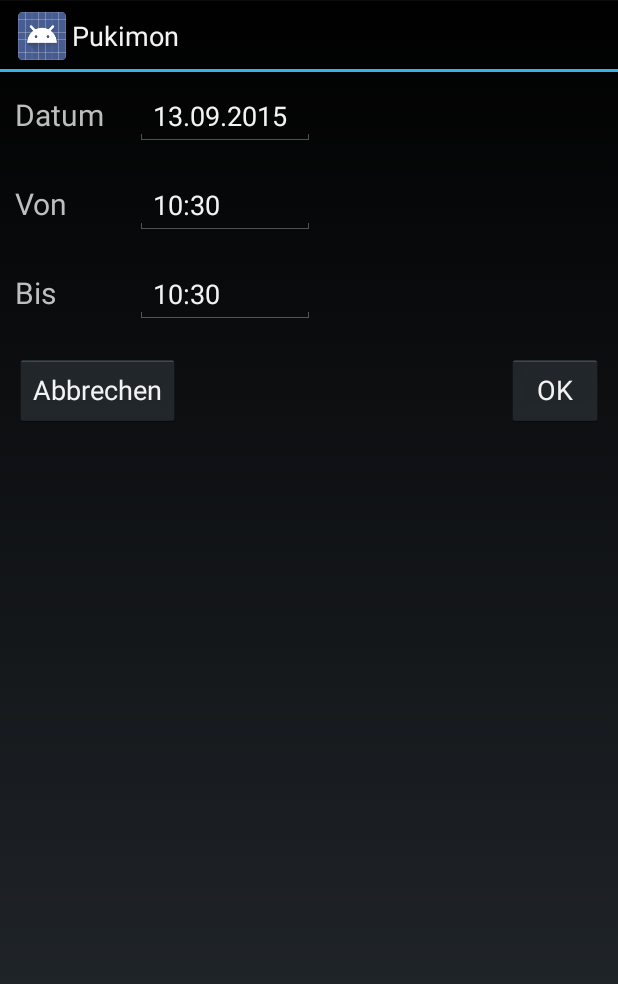
After one commit to mxwlone/pukimon, an Android app: the fragment SleepEntryFragment shown on its own in the app's theme, on a phone screen of 412 x 824 dp. The commit adds this screen. Shown: the top 984 px of the screen. Run offline under Robolectric (Android 15) with nearby library versions, the phone set to English and light mode, and no system bars.

Commit message:
Entry type selection implemented with Tab Activity, query and cursor array list still needs to be populated.

```diff
--- a/app/build.gradle
+++ b/app/build.gradle
@@ -21,4 +21,5 @@ android {
 
 dependencies {
     compile fileTree(dir: 'libs', include: ['*.jar'])
+    compile 'com.android.support:support-v13:23.0.0'
 }
--- /dev/null
+++ b/app/src/main/java/com/mxwlone/pukimon/SleepEntryFragment.java
@@ -0,0 +1,94 @@
+package com.mxwlone.pukimon;
+
+import android.app.DialogFragment;
+import android.app.Fragment;
+import android.os.Bundle;
+import android.view.LayoutInflater;
+import android.view.MotionEvent;
+import android.view.View;
+import android.view.ViewGroup;
+import android.widget.EditText;
+
+import java.text.SimpleDateFormat;
+import java.util.Calendar;
+
+public class SleepEntryFragment extends Fragment {
+
+    private static final String ARG_SECTION_NUMBER = "section_number";
+
+    public static SleepEntryFragment newInstance(int sectionNumber) {
+        SleepEntryFragment fragment = new SleepEntryFragment();
+        Bundle args = new Bundle();
+        args.putInt(ARG_SECTION_NUMBER, sectionNumber);
+        fragment.setArguments(args);
+        return fragment;
+    }
+
+    public SleepEntryFragment() {
+    }
+
+    @Override
+    public View onCreateView(LayoutInflater inflater, ViewGroup container,
+                             Bundle savedInstanceState) {
+
+        View view = inflater.inflate(R.layout.fragment_sleep_entry, container, false);
+
+        // set current time in editTextFromTime and editTextToTime
+        Calendar calendar = Calendar.getInstance();
+        SimpleDateFormat timeFormat = new SimpleDateFormat(getResources().getString(R.string.time_format));
+        EditText editTextFromTime = (EditText) view.findViewById(R.id.editTextFromTime);
+        EditText editTextToTime = (EditText) view.findViewById(R.id.editTextToTime);
+        editTextFromTime.setText(timeFormat.format(calendar.getTime()));
+        editTextToTime.setText(timeFormat.format(calendar.getTime()));
+
+        // set current date in editTextDate
+        SimpleDateFormat dateFormat = new SimpleDateFormat(getResources().getString(R.string.date_format));
+        EditText editTextDate = (EditText) view.findViewById(R.id.sleepEntryEditTextDate);
+        editTextDate.setText(dateFormat.format(calendar.getTime()));
+
+        editTextFromTime.setOnTouchListener(new View.OnTouchListener() {
+            @Override
+            public boolean onTouch(View v, MotionEvent event) {
+                if (event.getAction() == MotionEvent.ACTION_UP) {
+                    DialogFragment dialogFragment = new TimePickerFragment();
+                    Bundle bundle = new Bundle();
+                    bundle.putInt("view", R.id.editTextFromTime);
+                    dialogFragment.setArguments(bundle);
+                    dialogFragment.show(getFragmentManager(), "timePicker");
+                }
+                return false;
+            }
+        });
+
+        editTextToTime.setOnTouchListener(new View.OnTouchListener() {
+            @Override
+            public boolean onTouch(View v, MotionEvent event) {
+                if (event.getAction() == MotionEvent.ACTION_UP) {
+                    DialogFragment dialogFragment = new TimePickerFragment();
+                    Bundle bundle = new Bundle();
+                    bundle.putInt("view", R.id.editTextToTime);
+                    dialogFragment.setArguments(bundle);
+                    dialogFragment.show(getFragmentManager(), "timePicker");
+                }
+                return false;
+            }
+        });
+
+        editTextDate.setOnTouchListener(new View.OnTouchListener() {
+            @Override
+            public boolean onTouch(View v, MotionEvent event) {
+                if (event.getAction() == MotionEvent.ACTION_UP) {
+                    DialogFragment dialogFragment = new DatePickerFragment();
+                    Bundle bundle = new Bundle();
+                    bundle.putInt("view", R.id.sleepEntryEditTextDate);
+                    dialogFragment.setArguments(bundle);
+                    dialogFragment.show(getFragmentManager(), "datePicker");
+                }
+                return false;
+            }
+        });
+
+        return view;
+    }
+
+}
--- a/app/src/main/res/layout/activity_new_entry.xml
+++ b/app/src/main/res/layout/activity_new_entry.xml
@@ -1,5 +1,5 @@
 <fragment xmlns:android="http://schemas.android.com/apk/res/android"
     xmlns:tools="http://schemas.android.com/tools" android:id="@+id/fragment"
-    android:name="com.mxwlone.pukimon.NewEntryFragment"
-    tools:layout="@layout/fragment_new_entry" android:layout_width="match_parent"
+    android:name="com.mxwlone.pukimon.DrinkEntryFragment"
+    tools:layout="@layout/fragment_drink_entry" android:layout_width="match_parent"
     android:layout_height="match_parent" />
--- /dev/null
+++ b/app/src/main/res/layout/activity_new_entry_tabbed.xml
@@ -0,0 +1,4 @@
+<android.support.v4.view.ViewPager xmlns:android="http://schemas.android.com/apk/res/android"
+    xmlns:tools="http://schemas.android.com/tools" android:id="@+id/pager"
+    android:layout_width="match_parent" android:layout_height="match_parent"
+    tools:context="com.mxwlone.pukimon.NewEntryTabbedActivity" />
--- /dev/null
+++ b/app/src/main/res/layout/fragment_sleep_entry.xml
@@ -0,0 +1,104 @@
+<LinearLayout xmlns:android="http://schemas.android.com/apk/res/android"
+    xmlns:tools="http://schemas.android.com/tools" android:layout_width="match_parent"
+    android:layout_height="match_parent"
+    tools:context="com.mxwlone.NewEntryFragment"
+    android:orientation="vertical">
+
+
+    <LinearLayout
+        android:orientation="horizontal"
+        android:layout_width="match_parent"
+        android:layout_height="wrap_content"
+        android:padding="10dp"
+        android:gravity="start" >
+
+        <TextView
+            android:layout_width="80dp"
+            android:layout_height="wrap_content"
+            android:text="@string/text_view_date_text"
+            android:id="@+id/sleepEntryTextViewDate"
+            android:inputType="none"
+            android:textSize="20sp" />
+
+        <EditText
+            android:layout_width="120dp"
+            android:layout_height="wrap_content"
+            android:inputType="none"
+            android:ems="10"
+            android:id="@+id/sleepEntryEditTextDate"
+            android:editable="false" />
+    </LinearLayout>
+
+    <LinearLayout
+        android:orientation="horizontal"
+        android:layout_width="match_parent"
+        android:layout_height="wrap_content"
+        android:padding="10dp"
+        android:gravity="start">
+
+
+        <TextView
+            android:layout_width="80dp"
+            android:layout_height="wrap_content"
+            android:text="@string/text_view_from_time_text"
+            android:id="@+id/textViewFromTime"
+            android:inputType="none"
+            android:textSize="20sp" />
+
+        <EditText
+            android:layout_width="120dp"
+            android:layout_height="wrap_content"
+            android:ems="10"
+            android:id="@+id/editTextFromTime"
+            android:editable="false"
+            android:inputType="none" />
+
+
+    </LinearLayout>
+
+    <LinearLayout
+        android:orientation="horizontal"
+        android:layout_width="match_parent"
+        android:layout_height="wrap_content"
+        android:padding="10dp"
+        android:gravity="start" >
+
+        <TextView
+            android:layout_width="80dp"
+            android:layout_height="wrap_content"
+            android:text="@string/text_view_to_time_text"
+            android:id="@+id/textViewToTime"
+            android:inputType="none"
+            android:textSize="20sp" />
+
+        <EditText
+            android:layout_width="120dp"
+            android:layout_height="wrap_content"
+            android:ems="10"
+            android:id="@+id/editTextToTime"
+            android:editable="false"
+            android:inputType="none" />
+    </LinearLayout>
+
+    <RelativeLayout
+        android:orientation="horizontal"
+        android:layout_width="match_parent"
+        android:layout_height="wrap_content"
+        android:padding="10dp">
+
+        <Button
+            android:layout_width="wrap_content"
+            android:layout_height="wrap_content"
+            android:text="@string/button_cancel_text"
+            android:onClick="cancelButtonClicked" />
+
+        <Button
+            android:layout_width="wrap_content"
+            android:layout_height="wrap_content"
+            android:text="@string/button_ok_text"
+            android:onClick="okButtonClickedFromSleepEntry"
+            android:layout_alignParentEnd="true" />
+
+    </RelativeLayout>
+
+</LinearLayout>
--- /dev/null
+++ b/app/src/main/res/menu/menu_new_entry_tabbed.xml
@@ -0,0 +1,6 @@
+<menu xmlns:android="http://schemas.android.com/apk/res/android"
+    xmlns:tools="http://schemas.android.com/tools"
+    tools:context="com.mxwlone.pukimon.NewEntryTabbedActivity">
+    <item android:id="@+id/action_settings" android:title="@string/action_settings"
+        android:orderInCategory="100" android:showAsAction="never" />
+</menu>
--- a/app/src/main/res/values/strings.xml
+++ b/app/src/main/res/values/strings.xml
@@ -12,4 +12,11 @@
     <string name="button_cancel_text">Abbrechen</string>
     <string name="button_label_new_entry">Neuer Eintrag</string>
     <string name="content_description_event_icon">Event icon</string>
+    <string name="title_activity_new_entry_tabbed">Neuer Eintrag</string>
+
+    <string name="title_section1">Section 1</string>
+    <string name="title_section2">Section 2</string>
+    <string name="button_label_new_tab_entry">New tab entry</string>
+    <string name="text_view_from_time_text">Von</string>
+    <string name="text_view_to_time_text">Bis</string>
 </resources>
```
Also changed, not shown: app/src/main/AndroidManifest.xml (+8 -0 lines), app/src/main/java/com/mxwlone/pukimon/DatePickerFragment.java (+5 -6 lines), app/src/main/java/com/mxwlone/pukimon/DrinkEntryFragment.java (renamed from app/src/main/java/com/mxwlone/pukimon/NewEntryFragment.java, +21 -6 lines), app/src/main/java/com/mxwlone/pukimon/MainActivity.java (+73 -33 lines), app/src/main/java/com/mxwlone/pukimon/NewEntryActivity.java (+4 -3 lines), app/src/main/java/com/mxwlone/pukimon/NewEntryTabbedActivity.java (added, +262 -0 lines), app/src/main/java/com/mxwlone/pukimon/TimePickerFragment.java (+5 -9 lines), app/src/main/java/com/mxwlone/pukimon/sql/PukimonDbHelper.java (+20 -11 lines), app/src/main/res/layout/fragment_drink_entry.xml (renamed from app/src/main/res/layout/fragment_new_entry.xml, +4 -6 lines), app/src/main/res/layout/fragment_main.xml (+21 -9 lines), 1 other file.
